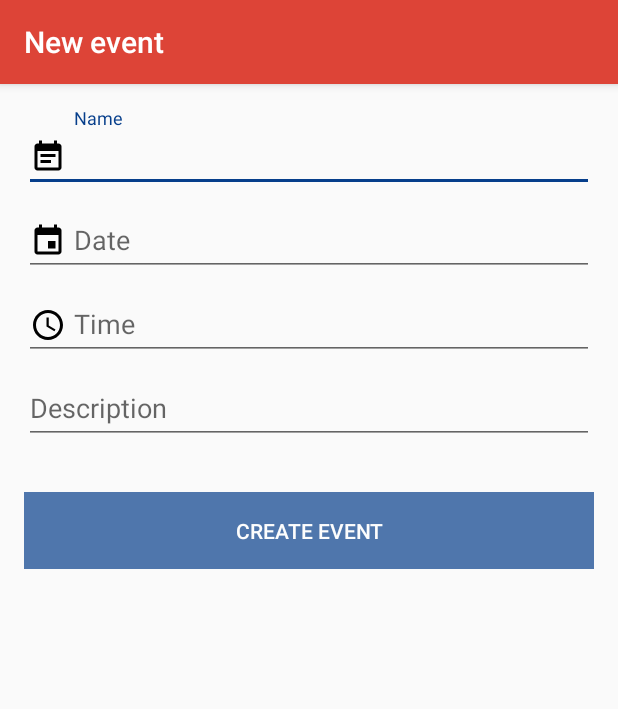
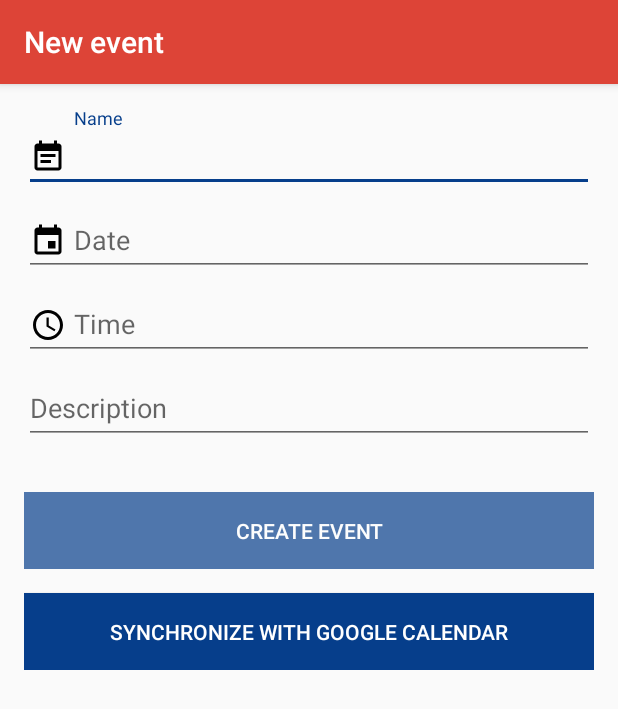
Before and after one commit to Nayriva/whatsGoingOn, an Android app: the EventFormActivity screen opened directly, with no data from a screen before it, on a phone screen of 412 x 824 dp. Shown: the top 709 px of the screen. Run offline under Robolectric (Android 15) with nearby library versions, the phone set to English and light mode, and no system bars; our stand-ins replace ButterKnife, Firebase (no records; nobody signed in at launch, a user with empty details on screens opened directly); libraries missing offline, so code that uses them is left out: com.mobsandgeeks.saripaar, org.alljoyn.bus; 4 statements that could not run were skipped.

Commit message:
Changes to Event form action

```diff
--- a/app/src/main/java/ee/ut/madp/whatsgoingon/activities/EventFormActivity.java
+++ b/app/src/main/java/ee/ut/madp/whatsgoingon/activities/EventFormActivity.java
@@ -181,7 +181,6 @@ public class EventFormActivity extends AppCompatActivity
             setupContentForEdit(createdEvent);
         }
 
-
     }
 
 
@@ -216,6 +215,14 @@ public class EventFormActivity extends AppCompatActivity
         date.setError(null);
         date.setErrorEnabled(false);
         DialogHelper.showDatePickerDialog(this, date);
+
+    }
+
+    /**
+     * Sychronizes events with the existing google calendar
+     */
+    @OnClick(R.id.btn_synchronize)
+    public void synchronizeEvents() {
 
     }
 
--- a/app/src/main/res/layout/activity_form_event.xml
+++ b/app/src/main/res/layout/activity_form_event.xml
@@ -104,5 +104,13 @@
             android:text="@string/delete_event" />
 
 
+        <android.support.v7.widget.AppCompatButton
+            android:id="@+id/btn_synchronize"
+            style="@style/ButtonStyle"
+            android:layout_marginTop="@dimen/spacing_large"
+            android:background="@color/colorAccent"
+            android:text="@string/sychronize_events" />
+
+
     </LinearLayout>
 </ScrollView>
--- a/app/src/main/res/values/strings.xml
+++ b/app/src/main/res/values/strings.xml
@@ -188,5 +188,6 @@
     <string name="delete_event">Delete event</string>
     <string name="success_message_deleted_event">Event was deleted</string>
     <string name="success_message_edit_event">Event was edited</string>
+    <string name="sychronize_events">Synchronize with Google Calendar</string>
 
 </resources>
```
